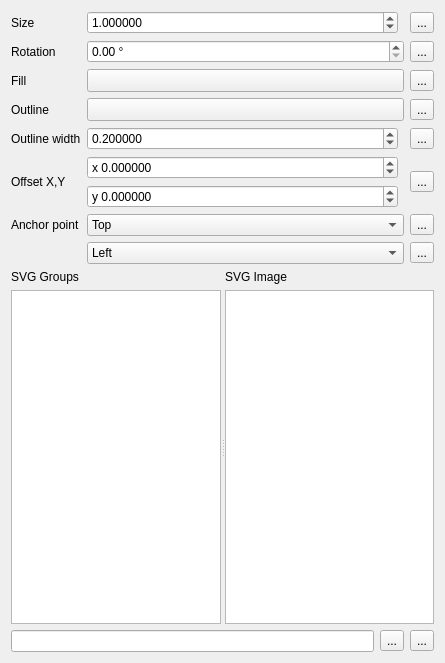
Above: src/ui/symbollayer/widget_svgmarker.ui from qgis/QGIS before the change. Below: the same form after it.
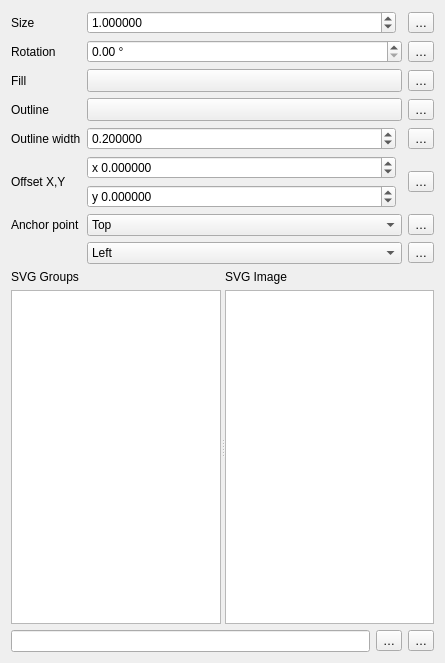
That is the form after the change. Custom widgets are drawn as their Qt base class.

What changed in the file:
```diff
--- a/src/ui/symbollayer/widget_svgmarker.ui
+++ b/src/ui/symbollayer/widget_svgmarker.ui
@@ -24,7 +24,7 @@
    <item row="6" column="2">
     <widget class="QgsDataDefinedButton" name="mVerticalAnchorDDBtn">
      <property name="text">
-      <string>...</string>
+      <string>…</string>
      </property>
     </widget>
    </item>
@@ -215,14 +215,14 @@
    <item row="4" column="2">
     <widget class="QgsDataDefinedButton" name="mBorderWidthDDBtn">
      <property name="text">
-      <string>...</string>
+      <string>…</string>
      </property>
     </widget>
    </item>
    <item row="5" column="2">
     <widget class="QgsDataDefinedButton" name="mOffsetDDBtn">
      <property name="text">
-      <string>...</string>
+      <string>…</string>
      </property>
     </widget>
    </item>
@@ -242,14 +242,14 @@
    <item row="1" column="2">
     <widget class="QgsDataDefinedButton" name="mAngleDDBtn">
      <property name="text">
-      <string>...</string>
+      <string>…</string>
      </property>
     </widget>
    </item>
    <item row="2" column="2">
     <widget class="QgsDataDefinedButton" name="mFillColorDDBtn">
      <property name="text">
-      <string>...</string>
+      <string>…</string>
      </property>
     </widget>
    </item>
@@ -399,7 +399,7 @@
    <item row="7" column="2">
     <widget class="QgsDataDefinedButton" name="mHorizontalAnchorDDBtn">
      <property name="text">
-      <string>...</string>
+      <string>…</string>
      </property>
     </widget>
    </item>
@@ -484,14 +484,14 @@
    <item row="3" column="2">
     <widget class="QgsDataDefinedButton" name="mBorderColorDDBtn">
      <property name="text">
-      <string>...</string>
+      <string>…</string>
      </property>
     </widget>
    </item>
    <item row="0" column="2">
     <widget class="QgsDataDefinedButton" name="mSizeDDBtn">
      <property name="text">
-      <string>...</string>
+      <string>…</string>
      </property>
     </widget>
    </item>
@@ -503,7 +503,7 @@
      <item>
       <widget class="QToolButton" name="mFileToolButton">
        <property name="text">
-        <string>...</string>
+        <string>…</string>
        </property>
       </widget>
      </item>
@@ -512,7 +512,7 @@
    <item row="9" column="2">
     <widget class="QgsDataDefinedButton" name="mFilenameDDBtn">
      <property name="text">
-      <string>...</string>
+      <string>…</string>
      </property>
     </widget>
    </item>
```
